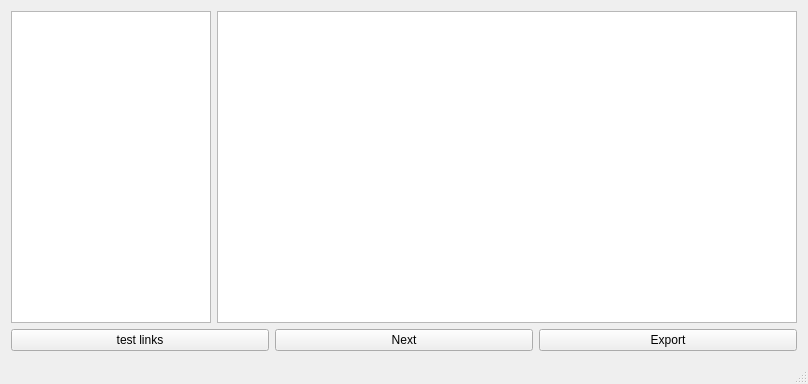
First picture: the form in IntelliGraph/mainwindow.ui, repository SEGroup10/IntelliGraph, before the edit.
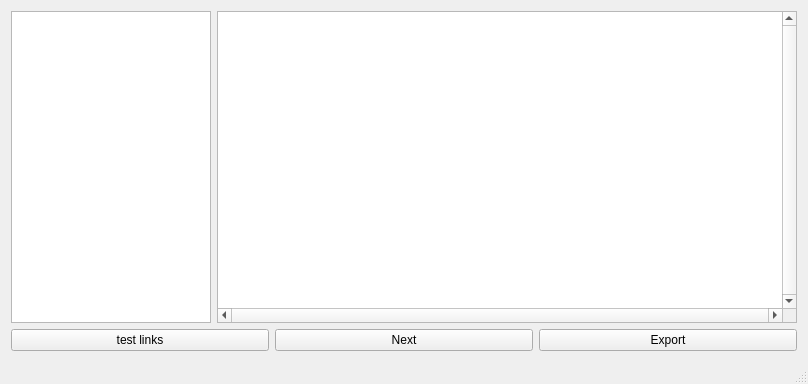
Second picture: the form after the edit.

```diff
--- a/IntelliGraph/mainwindow.ui
+++ b/IntelliGraph/mainwindow.ui
@@ -28,7 +28,14 @@
        </widget>
       </item>
       <item>
-       <widget class="QGraphicsView" name="graphicsView"/>
+       <widget class="QGraphicsView" name="graphicsView">
+        <property name="verticalScrollBarPolicy">
+         <enum>Qt::ScrollBarAlwaysOn</enum>
+        </property>
+        <property name="horizontalScrollBarPolicy">
+         <enum>Qt::ScrollBarAlwaysOn</enum>
+        </property>
+       </widget>
       </item>
      </layout>
     </item>
```
